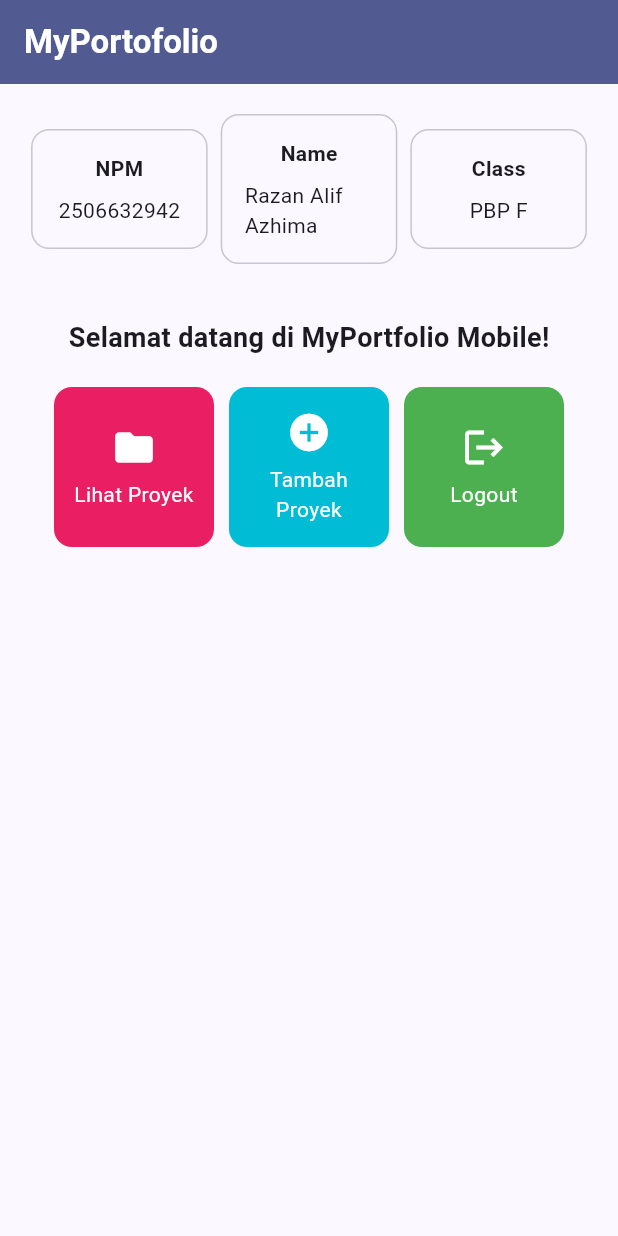
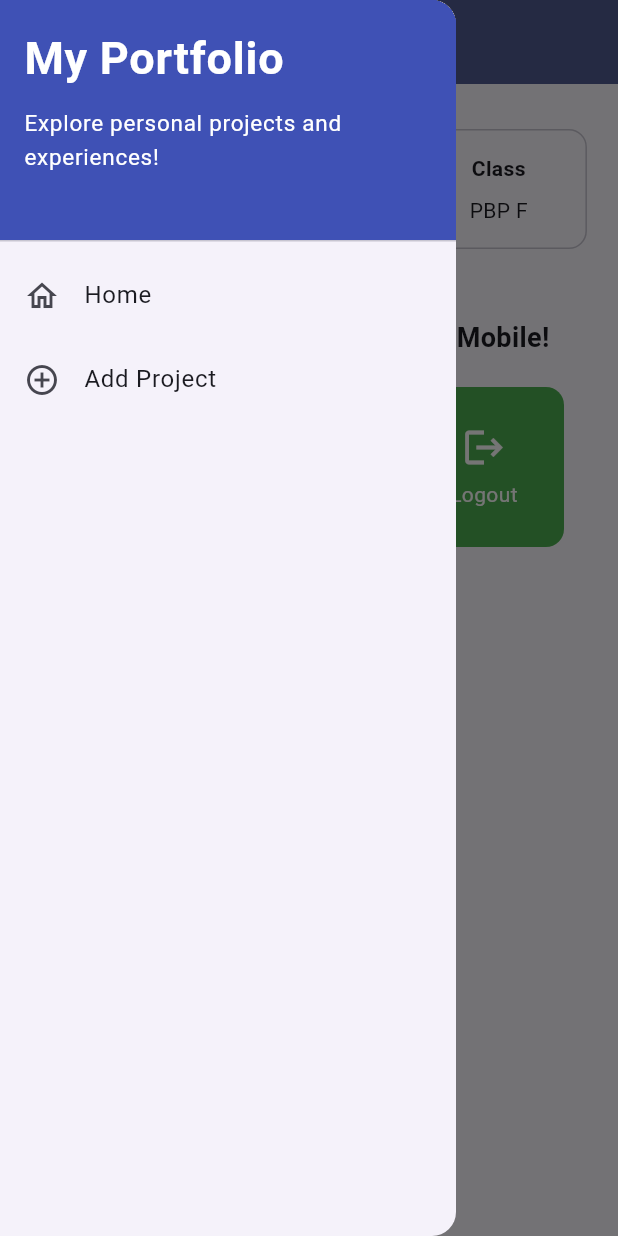
Before and after one commit to Razan-Azhima/myportofolio_mobile, a Flutter app: the screen it shows after launch, with the side drawer open (before the commit the screen has no drawer), on a phone screen of 412 x 824 dp. Run offline on Flutter 3.47's test engine with Material 3 defaults, Android fonts, the phone set to English and light mode, and no system bars.

Commit message:
Flutter Navigation, Layouts, Forms, and Input Elements

```diff
--- a/lib/main.dart
+++ b/lib/main.dart
@@ -1,5 +1,6 @@
 import 'package:flutter/material.dart';
-import 'package:myportofolio_mobile/menu.dart';
+import 'package:myportofolio_mobile/screens/menu.dart';
+import 'package:myportofolio_mobile/screens/project_form.dart';
 
 void main() {
   runApp(const MyApp());
@@ -20,6 +21,9 @@ class MyApp extends StatelessWidget {
         useMaterial3: true,
       ),
       home: MyHomePage(),
+      routes: {
+        '/add-project': (context) => const ProjectFormPage(),
+      },
     );
   }
 }
--- a/lib/menu.dart
+++ b/lib/screens/menu.dart
@@ -1,4 +1,6 @@
 import 'package:flutter/material.dart';
+import 'package:myportofolio_mobile/widgets/project_card.dart';
+import 'package:myportofolio_mobile/widgets/left_drawer.dart';
 
 class MyHomePage extends StatelessWidget {
   MyHomePage({super.key});
@@ -19,11 +21,13 @@ class MyHomePage extends StatelessWidget {
       // AppBar menampilkan bar bagian atas halaman aplikasi.
       appBar: AppBar(
         title: const Text(
-          'MyPortofolio',
+          'MyPortfolio',
           style: TextStyle(color: Colors.white, fontWeight: FontWeight.bold),
         ),
         backgroundColor: Theme.of(context).colorScheme.primary,
+        iconTheme: const IconThemeData(color: Colors.white),
       ),
+      drawer: const LeftDrawer(),
       // Body halaman utama dengan padding di sekelilingnya.
       body: Padding(
         padding: const EdgeInsets.all(16.0),
@@ -116,48 +120,3 @@ class InfoCard extends StatelessWidget {
     );
   }
 }
-
-class ItemCard extends StatelessWidget {
-  final ItemHomepage item;
-
-  const ItemCard(this.item, {super.key});
-
-  @override
-  Widget build(BuildContext context) {
-    return Material(
-      // Menggunakan warna sekunder dari skema tema aplikasi.
-      color: item.color,
-      borderRadius: BorderRadius.circular(12),
-      child: InkWell(
-        // Aksi ketika kartu ditekan oleh pengguna.
-        onTap: () {
-          // Menampilkan SnackBar dengan pesan interaktif.
-          ScaffoldMessenger.of(context)
-            ..hideCurrentSnackBar()
-            ..showSnackBar(
-              SnackBar(
-                content: Text("Kamu telah menekan tombol ${item.name}!"),
-              ),
-            );
-        },
-        child: Container(
-          padding: const EdgeInsets.all(8),
-          child: Center(
-            child: Column(
-              mainAxisAlignment: MainAxisAlignment.center,
-              children: [
-                Icon(item.icon, color: Colors.white, size: 30.0),
-                const Padding(padding: EdgeInsets.all(3)),
-                Text(
-                  item.name,
-                  textAlign: TextAlign.center,
-                  style: const TextStyle(color: Colors.white),
-                ),
-              ],
-            ),
-          ),
-        ),
-      ),
-    );
-  }
-}
--- /dev/null
+++ b/lib/widgets/left_drawer.dart
@@ -0,0 +1,57 @@
+import 'package:flutter/material.dart';
+import 'package:myportofolio_mobile/screens/menu.dart';
+
+class LeftDrawer extends StatelessWidget {
+  const LeftDrawer({super.key});
+
+  @override
+  Widget build(BuildContext context) {
+    return Drawer(
+      child: ListView(
+        children: [
+          const DrawerHeader(
+            decoration: BoxDecoration(color: Colors.indigo),
+            child: Column(
+              crossAxisAlignment: CrossAxisAlignment.start,
+              children: [
+                Text(
+                  'My Portfolio',
+                  style: TextStyle(
+                    fontSize: 30,
+                    fontWeight: FontWeight.bold,
+                    color: Colors.white,
+                  ),
+                ),
+                SizedBox(height: 10),
+                Text(
+                  'Explore personal projects and experiences!',
+                  style: TextStyle(fontSize: 15, color: Colors.white),
+                ),
+              ],
+            ),
+          ),
+          ListTile(
+            leading: const Icon(Icons.home_outlined),
+            title: const Text('Home'),
+            // Navigasi ke halaman utama portofolio
+            onTap: () {
+              Navigator.pushReplacement(
+                context,
+                MaterialPageRoute(builder: (context) => MyHomePage()),
+              );
+            },
+          ),
+          ListTile(
+            leading: const Icon(Icons.add_circle_outline),
+            title: const Text('Add Project'),
+            // Navigasi ke halaman tambah proyek
+            onTap: () {
+              Navigator.pop(context);
+              Navigator.pushNamed(context, '/add-project');
+            },
+          ),
+        ],
+      ),
+    );
+  }
+}
--- /dev/null
+++ b/lib/widgets/project_card.dart
@@ -0,0 +1,55 @@
+import 'package:flutter/material.dart';
+import 'package:myportofolio_mobile/screens/menu.dart';
+import 'package:myportofolio_mobile/screens/project_form.dart';
+
+class ItemCard extends StatelessWidget {
+  final ItemHomepage item;
+
+  const ItemCard(this.item, {super.key});
+
+  @override
+  Widget build(BuildContext context) {
+    return Material(
+      // Menggunakan warna sekunder dari skema tema aplikasi.
+      color: item.color,
+      borderRadius: BorderRadius.circular(12),
+      child: InkWell(
+        // Aksi ketika kartu ditekan oleh pengguna.
+        onTap: () {
+          // Menampilkan SnackBar dengan pesan interaktif.
+          if (item.name == "Tambah Proyek") {
+            Navigator.push(
+              context,
+              MaterialPageRoute(builder: (context) => const ProjectFormPage()),
+            );
+          } else {
+            ScaffoldMessenger.of(context)
+              ..hideCurrentSnackBar()
+              ..showSnackBar(
+                SnackBar(
+                  content: Text("Kamu telah menekan tombol ${item.name}!"),
+                ),
+              );
+          }
+        },
+        child: Container(
+          padding: const EdgeInsets.all(8),
+          child: Center(
+            child: Column(
+              mainAxisAlignment: MainAxisAlignment.center,
+              children: [
+                Icon(item.icon, color: Colors.white, size: 30.0),
+                const Padding(padding: EdgeInsets.all(3)),
+                Text(
+                  item.name,
+                  textAlign: TextAlign.center,
+                  style: const TextStyle(color: Colors.white),
+                ),
+              ],
+            ),
+          ),
+        ),
+      ),
+    );
+  }
+}
```
Also changed, not shown: lib/screens/project_form.dart (added, +215 -0 lines).
